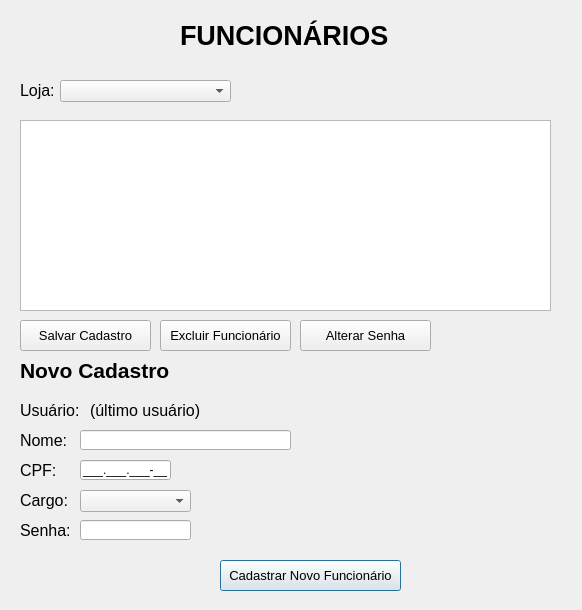
Before: the Qt Designer form funcionarios.ui in arthuraml/raider-tech, drawn with Qt 5.
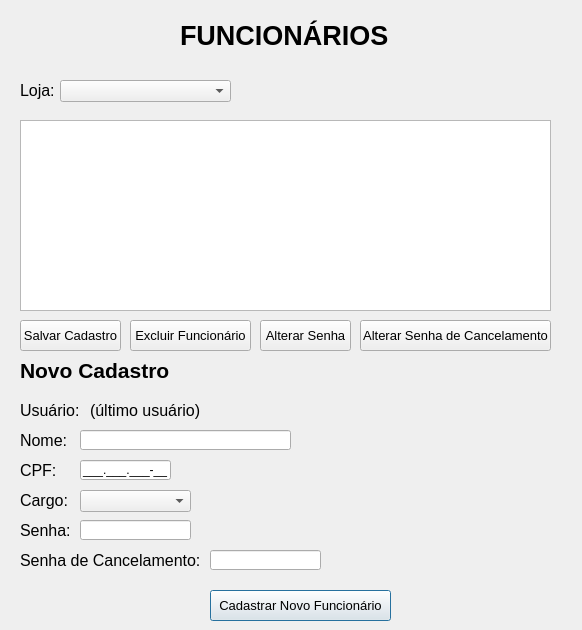
After: the same form once the commit is applied.

Commit message: Cadastro da senha de cancelamento do gerente feito

```diff
--- a/funcionarios.ui
+++ b/funcionarios.ui
@@ -7,7 +7,7 @@
     <x>0</x>
     <y>0</y>
     <width>582</width>
-    <height>610</height>
+    <height>630</height>
    </rect>
   </property>
   <property name="windowTitle">
@@ -163,8 +163,8 @@
   <widget class="QPushButton" name="pushButton">
    <property name="geometry">
     <rect>
-     <x>220</x>
-     <y>560</y>
+     <x>210</x>
+     <y>590</y>
      <width>181</width>
      <height>31</height>
     </rect>
@@ -263,9 +263,9 @@
   <widget class="QPushButton" name="pushButton_2">
    <property name="geometry">
     <rect>
-     <x>160</x>
+     <x>130</x>
      <y>320</y>
-     <width>131</width>
+     <width>121</width>
      <height>31</height>
     </rect>
    </property>
@@ -281,9 +281,9 @@
   <widget class="QPushButton" name="pushButton_3">
    <property name="geometry">
     <rect>
-     <x>300</x>
+     <x>260</x>
      <y>320</y>
-     <width>131</width>
+     <width>91</width>
      <height>31</height>
     </rect>
    </property>
@@ -301,7 +301,7 @@
     <rect>
      <x>20</x>
      <y>320</y>
-     <width>131</width>
+     <width>101</width>
      <height>31</height>
     </rect>
    </property>
@@ -314,6 +314,52 @@
     <string>Salvar Cadastro</string>
    </property>
   </widget>
+  <widget class="QLabel" name="label_9">
+   <property name="geometry">
+    <rect>
+     <x>20</x>
+     <y>550</y>
+     <width>181</width>
+     <height>21</height>
+    </rect>
+   </property>
+   <property name="font">
+    <font>
+     <pointsize>12</pointsize>
+    </font>
+   </property>
+   <property name="text">
+    <string>Senha de Cancelamento:</string>
+   </property>
+  </widget>
+  <widget class="QLineEdit" name="lineEdit_4">
+   <property name="geometry">
+    <rect>
+     <x>210</x>
+     <y>550</y>
+     <width>111</width>
+     <height>20</height>
+    </rect>
+   </property>
+  </widget>
+  <widget class="QPushButton" name="pushButton_5">
+   <property name="geometry">
+    <rect>
+     <x>360</x>
+     <y>320</y>
+     <width>191</width>
+     <height>31</height>
+    </rect>
+   </property>
+   <property name="font">
+    <font>
+     <pointsize>10</pointsize>
+    </font>
+   </property>
+   <property name="text">
+    <string>Alterar Senha de Cancelamento</string>
+   </property>
+  </widget>
  </widget>
  <resources/>
  <connections/>
```
The commit also changes 19 other files.
